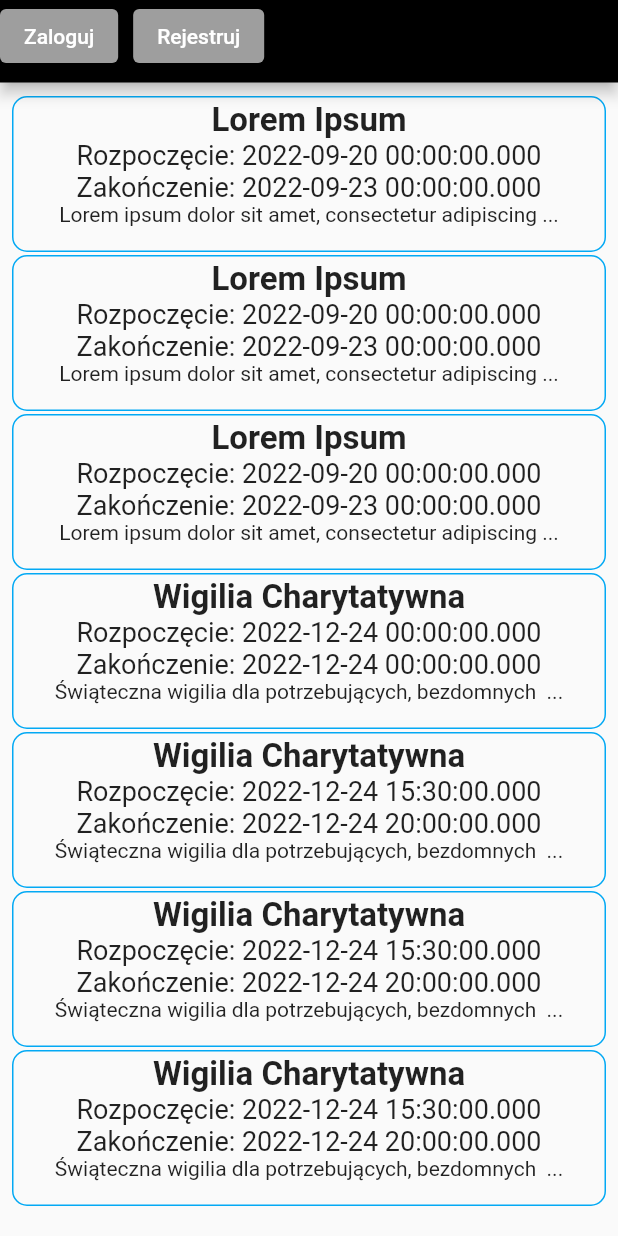
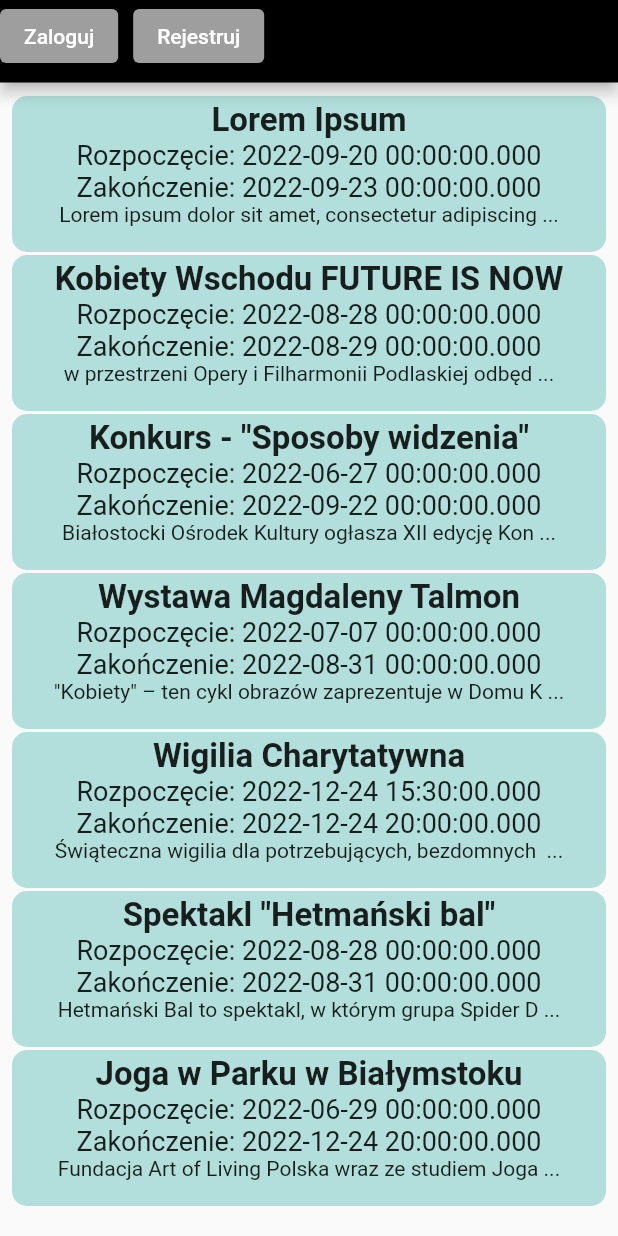
Before and after one commit to ignactr/project_08, a Flutter app: the screen it shows after launch, on a phone screen of 412 x 824 dp. Run offline on Flutter 3.47's test engine with Material 2 defaults, Android fonts, the phone set to English and light mode, and no system bars; missing offline and left inert: dart:ffi.

Commit message:
changed the view of events and list of events

```diff
--- a/lib/loginform.dart
+++ b/lib/loginform.dart
@@ -61,6 +61,7 @@ class PassInput extends StatelessWidget {
     return Column(children: <Widget>[
       Text('hasło:',style: TextStyle(color: Colors.black, fontSize: 20)),
       TextFormField(
+        obscureText: true,
         controller: passController,
         validator: (value) {
           if (value == null || value.isEmpty) {
--- a/lib/mainpage.dart
+++ b/lib/mainpage.dart
@@ -41,7 +41,8 @@ class CustomListItem extends StatelessWidget {
       margin: EdgeInsets.fromLTRB(0, 1, 0, 1),
       padding: const EdgeInsets.all(2),
       decoration: BoxDecoration(
-        border: Border.all(color: Colors.lightBlue),
+        color: Colors.teal[100],
+        border: Border.all(color: Colors.teal.shade100),
         borderRadius: BorderRadius.circular(10),
       ),
     );
@@ -63,27 +64,27 @@ class MainPage extends StatelessWidget {
       'Image': 'images/grafika.png'
     },
     {
-      'Title': 'Lorem Ipsum',
-      'StartDate': '2022-09-20',
-      'EndDate': '2022-09-23',
+      'Title': 'Kobiety Wschodu FUTURE IS NOW',
+      'StartDate': '2022-08-28',
+      'EndDate': '2022-08-29',
       'Description':
-          'Lorem ipsum dolor sit amet, consectetur adipiscing elit, sed do eiusmod tempor incididunt ut labore et dolore magna aliqua. Ut enim ad minim veniam, quis nostrud exercitation ullamco laboris nisi ut aliquip ex ea commodo consequat. Duis aute irure dolor in reprehenderit in voluptate velit esse cillum dolore eu fugiat nulla pariatur',
+          'w przestrzeni Opery i Filharmonii Podlaskiej odbędzie się wyjątkowe wydarzenie - widowisko muzyczne - koncert pieśni ukraińskich w elektronicznych aranżacjach Miss God z użyciem harfy laserowej - w efekcie powstaje gra światłem.',
       'Image': 'images/grafika.png'
     },
     {
-      'Title': 'Lorem Ipsum',
-      'StartDate': '2022-09-20',
-      'EndDate': '2022-09-23',
+      'Title': 'Konkurs - "Sposoby widzenia"',
+      'StartDate': '2022-06-27',
+      'EndDate': '2022-09-22',
       'Description':
-          'Lorem ipsum dolor sit amet, consectetur adipiscing elit, sed do eiusmod tempor incididunt ut labore et dolore magna aliqua. Ut enim ad minim veniam, quis nostrud exercitation ullamco laboris nisi ut aliquip ex ea commodo consequat. Duis aute irure dolor in reprehenderit in voluptate velit esse cillum dolore eu fugiat nulla pariatur',
+          'Białostocki Ośrodek Kultury ogłasza XII edycję Konkursu Fotograficznego Ogólnopolskiego Przeglądu Fotografii Współczesnej "Sposoby widzenia"!',
       'Image': 'images/grafika.png'
     },
     {
-      'Title': 'Wigilia Charytatywna',
-      'StartDate': '2022-12-24',
-      'EndDate': '2022-12-24',
+      'Title': 'Wystawa Magdaleny Talmon',
+      'StartDate': '2022-07-07',
+      'EndDate': '2022-08-31',
       'Description':
-          'Świąteczna wigilia dla potrzebujących, bezdomnych i samotnych. Wstęp całkowicie darmowy!',
+          '"Kobiety" – ten cykl obrazów zaprezentuje w Domu Kultury „Śródmieście” w Białymstoku Magdalena Talmon. Wernisaż wystawy malarstwa odbędzie się w czwartek (7.07).',
       'Image': 'images/wigilia.png'
     },
     {
@@ -95,19 +96,19 @@ class MainPage extends StatelessWidget {
       'Image': 'images/wigilia.png'
     },
     {
-      'Title': 'Wigilia Charytatywna',
-      'StartDate': '2022-12-24 15:30',
-      'EndDate': '2022-12-24 20:00',
+      'Title': 'Spektakl "Hetmański bal"',
+      'StartDate': '2022-08-28',
+      'EndDate': '2022-08-31',
       'Description':
-          'Świąteczna wigilia dla potrzebujących, bezdomnych i samotnych. Wstęp całkowicie darmowy!',
+          'Hetmański Bal to spektakl, w którym grupa Spider Demon Massacre pragnie wyprawić urodziny jednemu z najbardziej zasłużonych mieszkańców Białegostoku – Janowi Klemensowi Branickiemu. Przy stole zasiądą najdostojniejsi goście oraz przyjaciele, a całą uroczystość poprowadzi nadworny aktor, gawędziarz. W tym spotkaniu przyjrzymy się historii naszego miasta z różnych stron. Nie boimy się zajrzeć w jasne i ciemne zakamarki naszego kulturowego dziedzictwa. W każdym elemencie historii tkwi potencjał, który odpowiednio wykorzystany może uczyć i doprowadzić do czegoś ważnego.',
       'Image': 'images/wigilia.png'
     },
     {
-      'Title': 'Wigilia Charytatywna',
-      'StartDate': '2022-12-24 15:30',
+      'Title': 'Joga w Parku w Białymstoku',
+      'StartDate': '2022-06-29',
       'EndDate': '2022-12-24 20:00',
       'Description':
-          'Świąteczna wigilia dla potrzebujących, bezdomnych i samotnych. Wstęp całkowicie darmowy!',
+          'Fundacja Art of Living Polska wraz ze studiem Joga Ruch Oddech zapraszają mieszkańców Białegostoku i okolic na otwarte sesje jogi w parku od 29 czerwca do 31 sierpnia, w każdą środę w godz. 18.00- 19.00.',
       'Image': 'images/wigilia.png'
     },
   ];
```
